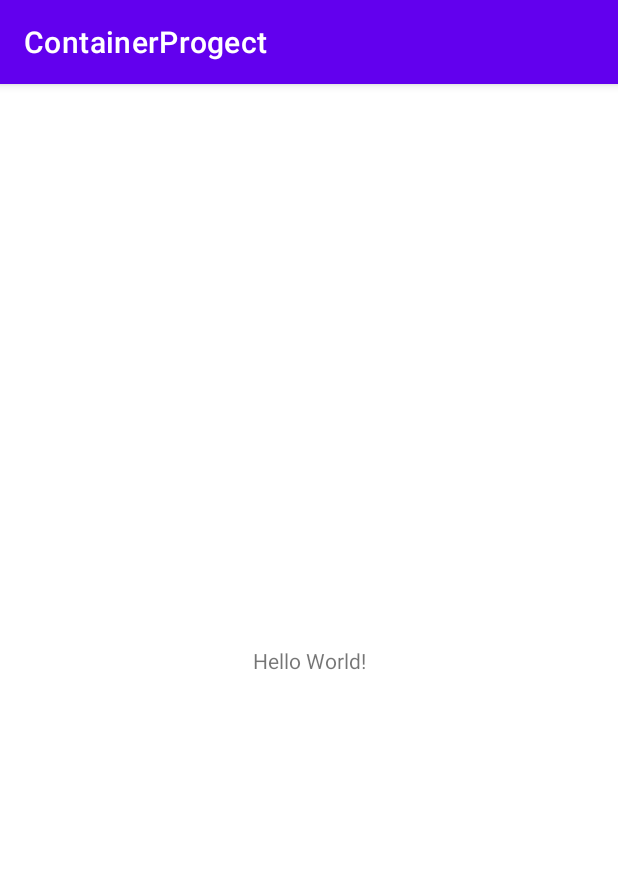
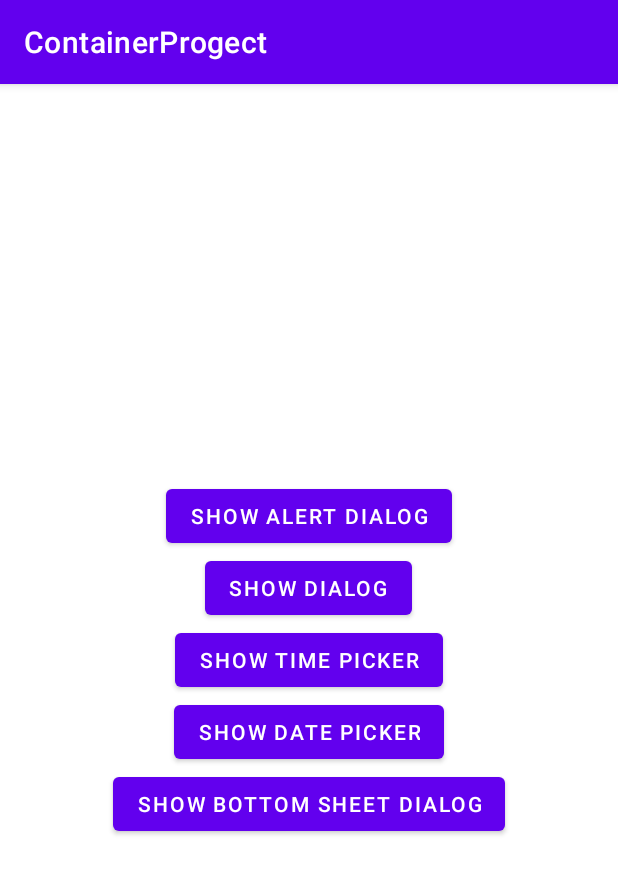
Before and after one commit to VladimirTsihukov/ContainerProgect, an Android app: the screen it shows after launch (MainActivity), on a phone screen of 412 x 824 dp. Shown: the top 874 px of the screen. Run offline under Robolectric (Android 15) with nearby library versions, the phone set to English and light mode, and no system bars.

Commit message:
Create alert dialog

```diff
--- a/app/build.gradle
+++ b/app/build.gradle
@@ -1,6 +1,7 @@
 plugins {
     id 'com.android.application'
     id 'kotlin-android'
+    id 'kotlin-android-extensions'
 }
 
 android {
--- a/app/src/main/res/layout/activity_main.xml
+++ b/app/src/main/res/layout/activity_main.xml
@@ -1,18 +1,40 @@
 <?xml version="1.0" encoding="utf-8"?>
-<androidx.constraintlayout.widget.ConstraintLayout xmlns:android="http://schemas.android.com/apk/res/android"
-    xmlns:app="http://schemas.android.com/apk/res-auto"
+<LinearLayout xmlns:android="http://schemas.android.com/apk/res/android"
     xmlns:tools="http://schemas.android.com/tools"
     android:layout_width="match_parent"
+    android:orientation="vertical"
+    android:gravity="center"
     android:layout_height="match_parent"
     tools:context=".MainActivity">
 
-    <TextView
+    <Button
+        android:id="@+id/btn_show_alert_dialog"
         android:layout_width="wrap_content"
         android:layout_height="wrap_content"
-        android:text="Hello World!"
-        app:layout_constraintBottom_toBottomOf="parent"
-        app:layout_constraintLeft_toLeftOf="parent"
-        app:layout_constraintRight_toRightOf="parent"
-        app:layout_constraintTop_toTopOf="parent" />
+        android:text="Show alert dialog"/>
 
-</androidx.constraintlayout.widget.ConstraintLayout>
+    <Button
+        android:id="@+id/btn_show_dialog_fragment"
+        android:layout_width="wrap_content"
+        android:layout_height="wrap_content"
+        android:text="Show dialog"/>
+
+    <Button
+        android:id="@+id/btn_show_time_picker"
+        android:layout_width="wrap_content"
+        android:layout_height="wrap_content"
+        android:text="Show time picker"/>
+
+    <Button
+        android:id="@+id/btn_show_date_picker"
+        android:layout_width="wrap_content"
+        android:layout_height="wrap_content"
+        android:text="Show date picker"/>
+
+    <Button
+        android:id="@+id/btn_show_bottom_sheet_dialog"
+        android:layout_width="wrap_content"
+        android:layout_height="wrap_content"
+        android:text="Show bottom sheet dialog"/>
+
+</LinearLayout>
```
Also changed, not shown: app/src/main/java/com/androidapp/containerprogect/MainActivity.kt (+27 -1 lines), app/src/main/java/com/androidapp/containerprogect/Unit.kt (added, +9 -0 lines).
